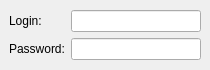
Qt form wengophone/src/presentation/qt/imaccount/MSNSettings.ui (tkrotoff/WengoPhone) before a commit.
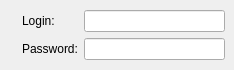
The same form after that commit. Icons and pictures are not drawn.

```diff
--- a/wengophone/src/presentation/qt/imaccount/MSNSettings.ui
+++ b/wengophone/src/presentation/qt/imaccount/MSNSettings.ui
@@ -8,7 +8,7 @@
    <rect>
     <x>0</x>
     <y>0</y>
-    <width>210</width>
+    <width>234</width>
     <height>70</height>
    </rect>
   </property>
@@ -23,6 +23,16 @@
     <number>6</number>
    </property>
    <item row="0" column="0" >
+    <widget class="QLabel" name="label" >
+     <property name="text" >
+      <string/>
+     </property>
+     <property name="pixmap" >
+      <pixmap resource="../wengophone.qrc" >:/pics/protocol_msn.png</pixmap>
+     </property>
+    </widget>
+   </item>
+   <item row="0" column="1" >
     <layout class="QGridLayout" >
      <property name="margin" >
       <number>0</number>
```
Left out of the diff: 4 changed lines with no effect on the pictures.
